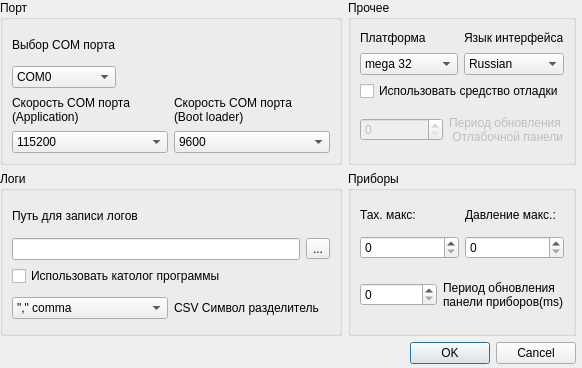
Qt form Sources/SecuSetup.ui (denami/SECU-3Qt) before a commit.
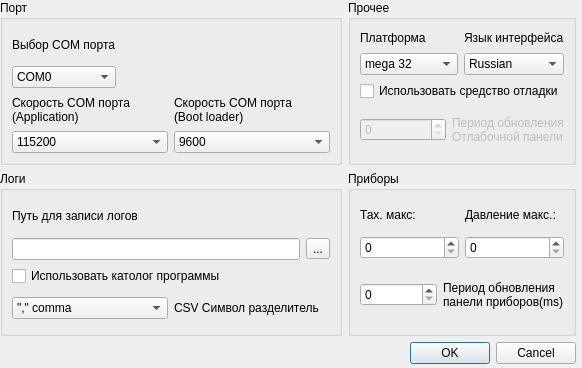
The same form after that commit.

Commit message: Update SECU setup UI

```diff
--- a/Sources/SecuSetup.ui
+++ b/Sources/SecuSetup.ui
@@ -323,7 +323,7 @@
                </property>
                <property name="text">
                 <string>Период обновления
- Отлабочной панели</string>
+Отлабочной панели</string>
                </property>
               </widget>
              </item>
```
Left out of the diff: 20 changed lines with no effect on the pictures.
